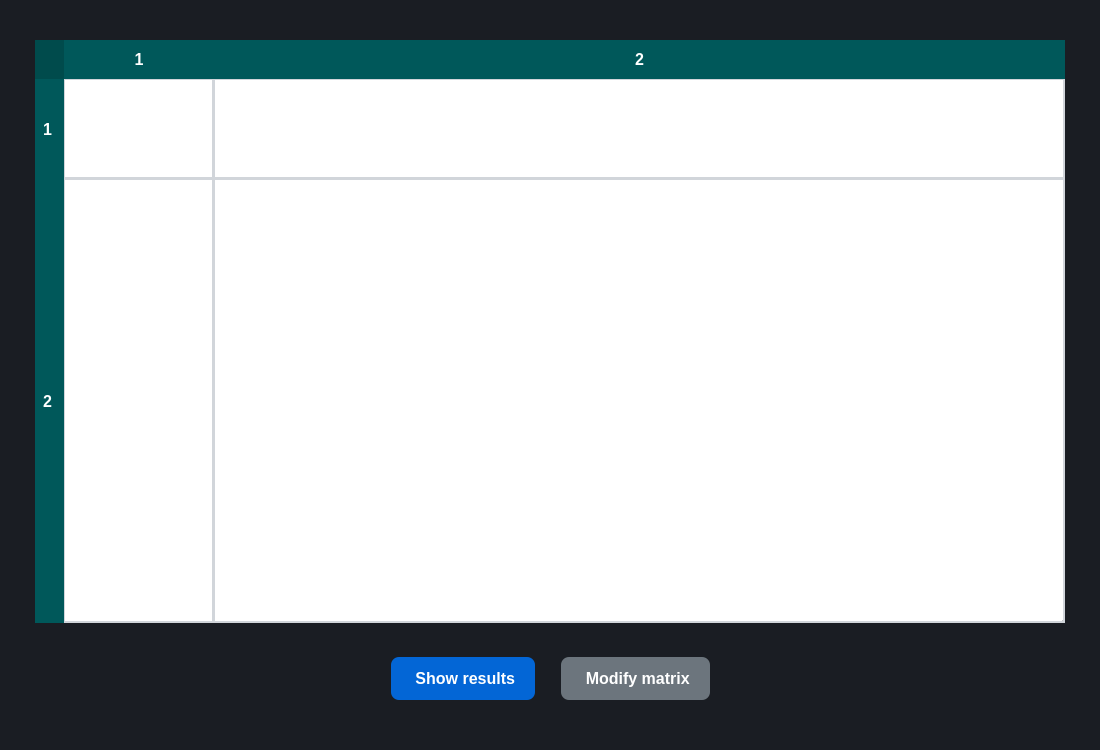
The window that src/ui/matrix.ui (ivanadelcarmen/weighted-decision-matrix) describes before a commit, drawn with Qt 5.
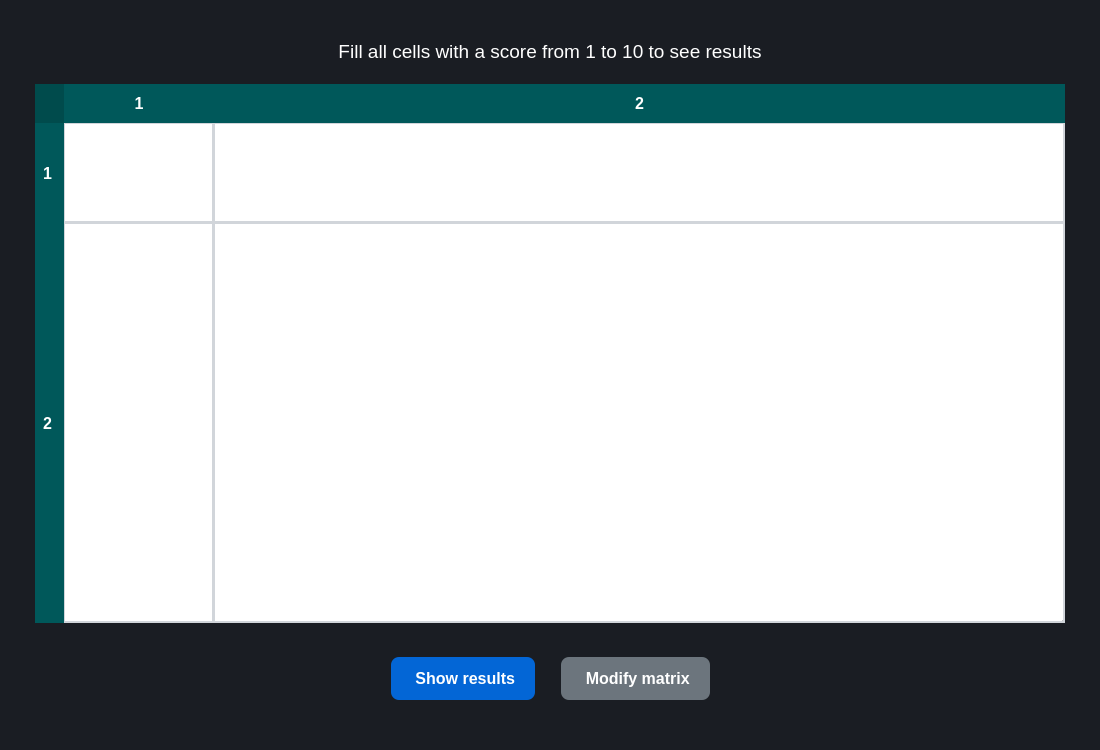
The same window after the commit. Icons and pictures are not drawn.

Commit message: Replace error dialog box with a button-enabling handler and an instruction to indicate that all cells must be filled up to show results

What changed in the file:
```diff
--- a/src/ui/matrix.ui
+++ b/src/ui/matrix.ui
@@ -40,8 +40,14 @@
 }
 
 /* =========================
-   Table settings
+   Table
    ========================= */
+#instruction {
+	color: #ffffff;
+	font-size: 14pt;
+	margin-bottom: 15
+}
+
 QTableWidget {
     background-color: #ffffff;
     color: #24292e;
@@ -178,6 +184,16 @@
       <enum>QFrame::Raised</enum>
      </property>
      <layout class="QVBoxLayout" name="verticalLayout">
+      <item>
+       <widget class="QLabel" name="instruction">
+        <property name="text">
+         <string>Fill all cells with a score from 1 to 10 to see results</string>
+        </property>
+        <property name="alignment">
+         <set>Qt::AlignCenter</set>
+        </property>
+       </widget>
+      </item>
       <item>
        <widget class="QTableWidget" name="matrixTable">
         <property name="focusPolicy">
```
The commit also changes 2 other files.
